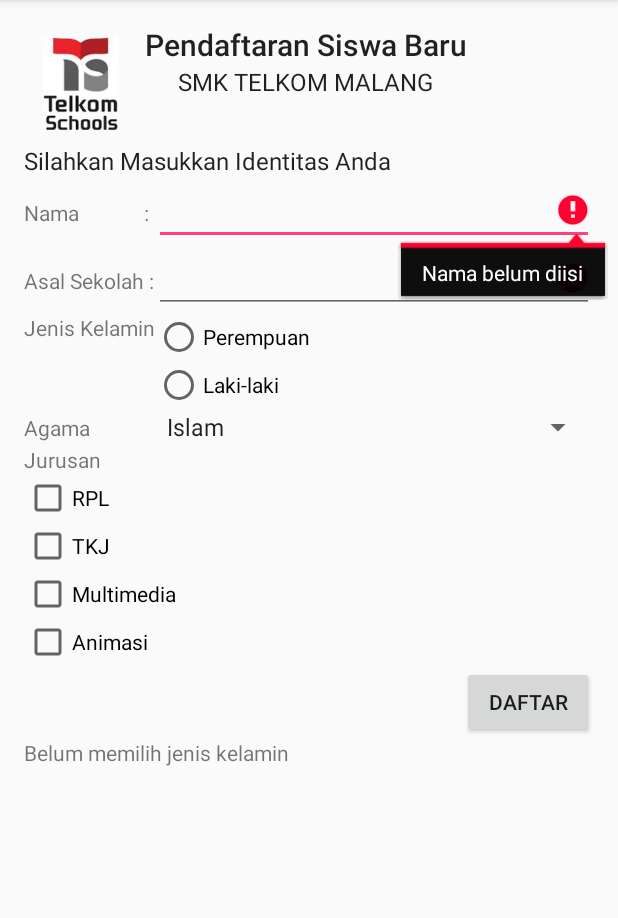
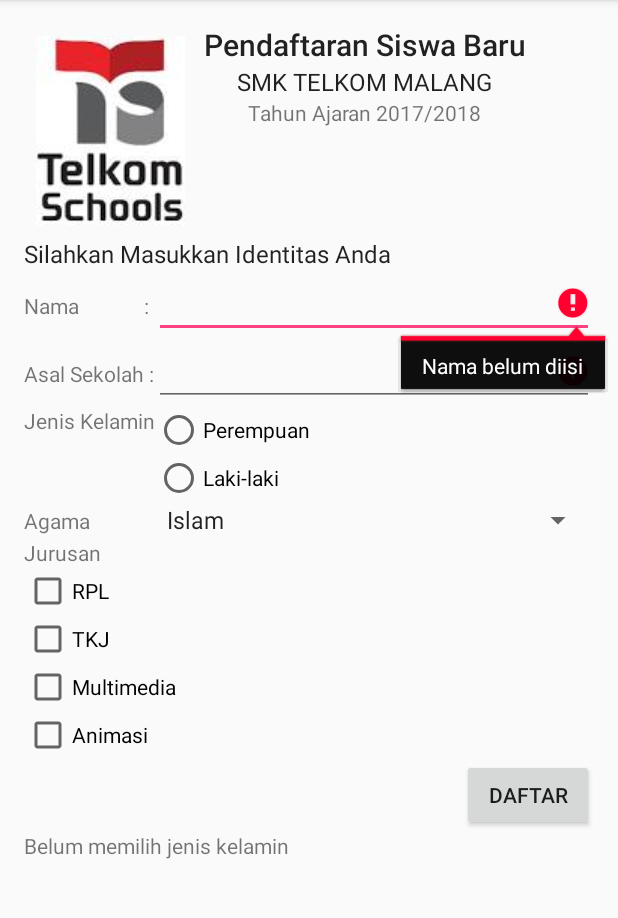
Before and after one commit to adelianova/Tugas, an Android app: the screen it shows after launch (MainActivity), after a tap on "DAFTAR", on a phone screen of 412 x 824 dp, the part 84-1002 px from its top. Run offline under Robolectric (Android 15) with nearby library versions, the phone set to English and light mode, and no system bars.

Commit message:
menambahkan text view dan mengganti output saat button di click

```diff
--- a/app/src/main/java/id/sch/smktelkom_mlg/tugas01/xirpl6001/tugas01/MainActivity.java
+++ b/app/src/main/java/id/sch/smktelkom_mlg/tugas01/xirpl6001/tugas01/MainActivity.java
@@ -73,12 +73,12 @@ public class MainActivity extends AppCompatActivity {
         } else {
             etAsal.setError(null);
         }
-        String jurusan = "Jurusan yang Anda pilih : ";
+        String jurusan = "Jurusan yang Anda pilih :\n ";
         int startlen = jurusan.length();
-        if (cbRPL.isChecked()) jurusan += cbRPL.getText() + ",";
-        if (cbTKJ.isChecked()) jurusan += cbTKJ.getText() + ",";
-        if (cbMM.isChecked()) jurusan += cbMM.getText() + ",";
-        if (cbAnimasi.isChecked()) jurusan += cbAnimasi.getText() + ",";
+        if (cbRPL.isChecked()) jurusan += cbRPL.getText() + "\n";
+        if (cbTKJ.isChecked()) jurusan += cbTKJ.getText() + "\n";
+        if (cbMM.isChecked()) jurusan += cbMM.getText() + "\n";
+        if (cbAnimasi.isChecked()) jurusan += cbAnimasi.getText() + "\n";
 
         if (jurusan.length() == startlen)
             jurusan = "Isi terlebih dahulu jurusan yang Anda inginkan";
--- a/app/src/main/res/layout/activity_main.xml
+++ b/app/src/main/res/layout/activity_main.xml
@@ -24,15 +24,15 @@
         <ImageView
             android:id="@+id/imageView"
             style="@style/TextAppearance.AppCompat.Display1"
-            android:layout_width="76dp"
-            android:layout_height="match_parent"
+            android:layout_width="wrap_content"
+            android:layout_height="wrap_content"
             android:padding="8dp"
             android:src="@drawable/ts" />
 
         <LinearLayout
             style="@style/Base.TextAppearance.AppCompat.Display1"
             android:layout_width="wrap_content"
-            android:layout_height="80dp"
+            android:layout_height="74dp"
             android:orientation="vertical">
 
             <TextView
@@ -50,6 +50,13 @@
                 android:layout_height="wrap_content"
                 android:layout_gravity="center"
                 android:text="SMK TELKOM MALANG" />
+
+            <TextView
+                android:id="@+id/textView3"
+                android:layout_width="wrap_content"
+                android:layout_height="wrap_content"
+                android:layout_gravity="center_horizontal"
+                android:text="Tahun Ajaran 2017/2018" />
 
         </LinearLayout>
     </LinearLayout>
```
